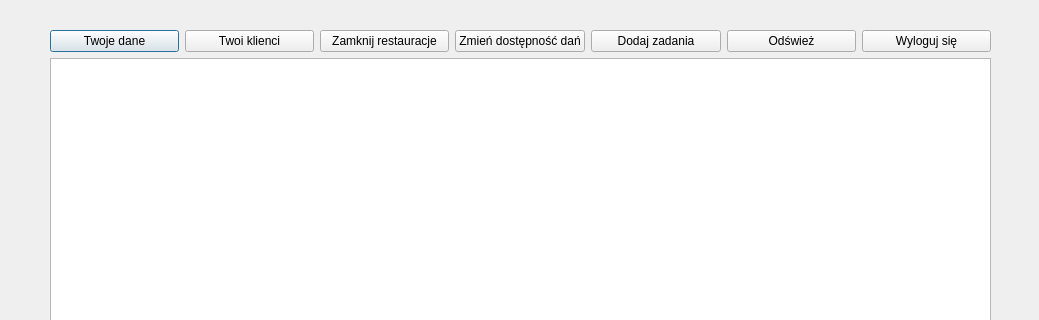
Old version of the form ui/mainwindowloggedin.ui in the repository IgnacyMermer/SystemRestauracji; both pictures show x 0 to 1039 and y 0 to 320 of the 1039 by 586 pixel window.
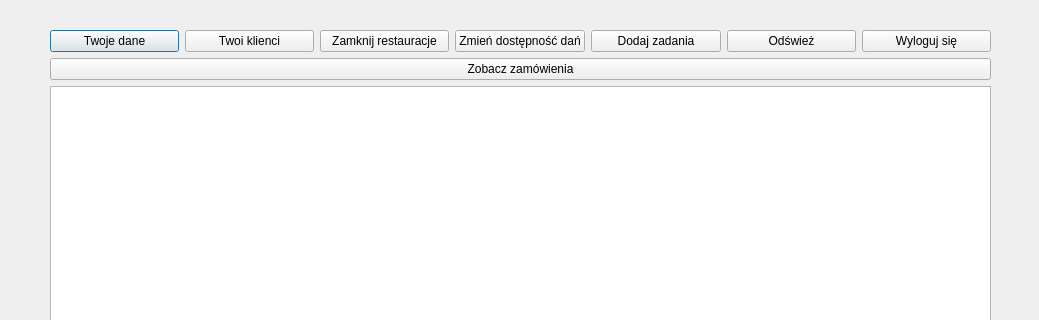
New version of the form.

Commit message: new screen to display options to mark orders as done and edit them also

The edit to the form file:
```diff
--- a/ui/mainwindowloggedin.ui
+++ b/ui/mainwindowloggedin.ui
@@ -79,6 +79,13 @@
       </item>
      </layout>
     </item>
+    <item>
+     <widget class="QPushButton" name="pushButton_viewOrders">
+      <property name="text">
+       <string>Zobacz zamówienia</string>
+      </property>
+     </widget>
+    </item>
     <item>
      <widget class="QListWidget" name="listWidget"/>
     </item>
```
The commit also changes 6 other files.
